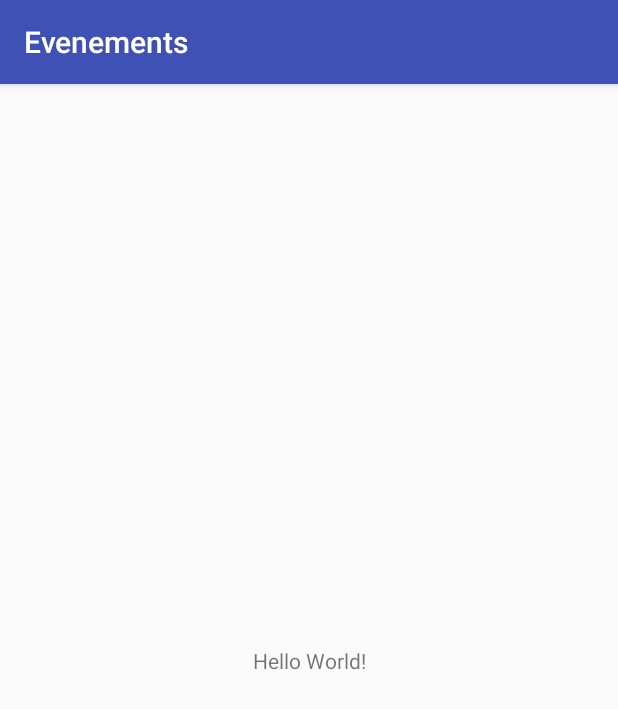
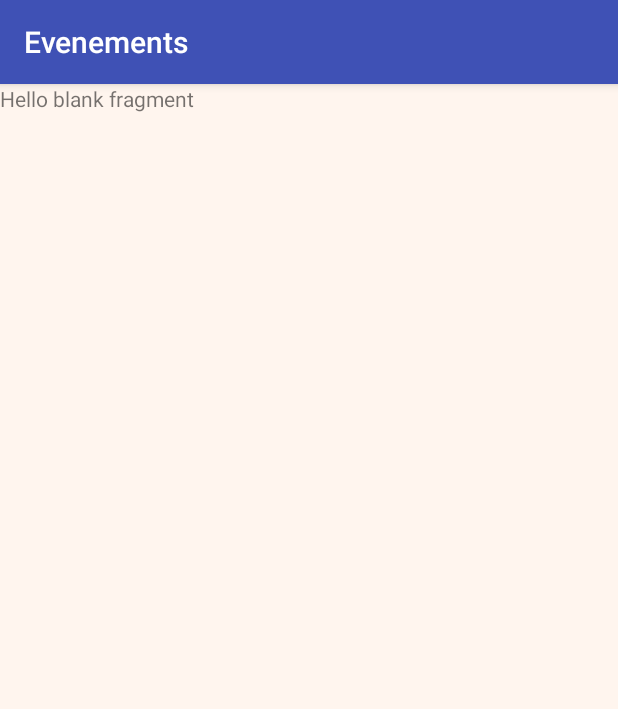
Before and after one commit to commandantmarcos/evenements, an Android app: the screen it shows after launch (MainActivity), on a phone screen of 412 x 824 dp. Shown: the top 709 px of the screen. Run offline under Robolectric (Android 15) with nearby library versions, the phone set to English and light mode, and no system bars.

Commit message:
First try using ViewPager to slide between two fragments (next step would be to add tabs)

```diff
--- a/app/build.gradle
+++ b/app/build.gradle
@@ -22,7 +22,9 @@ dependencies {
     implementation fileTree(dir: 'libs', include: ['*.jar'])
     implementation 'com.android.support:appcompat-v7:26.1.0'
     implementation 'com.android.support.constraint:constraint-layout:1.1.0'
+    implementation 'com.android.support:support-v4:26.1.0'
     testImplementation 'junit:junit:4.12'
     androidTestImplementation 'com.android.support.test:runner:1.0.2'
     androidTestImplementation 'com.android.support.test.espresso:espresso-core:3.0.2'
+    implementation 'com.android.support:recyclerview-v7:26.1.0'
 }
--- /dev/null
+++ b/app/src/main/java/com/ldnr/evenements/EvenementAdapter.java
@@ -0,0 +1,110 @@
+package com.ldnr.evenements;
+
+import android.app.ListFragment;
+import android.content.Context;
+import android.net.Uri;
+import android.os.Bundle;
+import android.support.v4.app.Fragment;
+import android.support.v4.app.FragmentManager;
+import android.support.v4.app.FragmentPagerAdapter;
+import android.util.Log;
+import android.view.LayoutInflater;
+import android.view.View;
+import android.view.ViewGroup;
+import android.widget.ArrayAdapter;
+import android.widget.ListView;
+import android.widget.TextView;
+
+
+/**
+ * A simple {@link Fragment} subclass.
+ * Activities that contain this fragment must implement the
+ * {@link EvenementAdapter.OnFragmentInteractionListener} interface
+ * to handle interaction events.
+ * Use the {@link EvenementAdapter#newInstance} factory method to
+ * create an instance of this fragment.
+ */
+public class EvenementAdapter extends FragmentPagerAdapter {
+
+    private String[] colors;
+    public EvenementAdapter(FragmentManager fragmentManager, String [] colors){
+        super(fragmentManager);
+        this.colors = colors;
+    }
+
+    @Override
+    public Fragment getItem(int position) {
+        return(EvenementFragment.newInstance(colors[position]));
+    }
+
+    @Override
+    public int getCount() {
+        return 2;
+    }
+    //  public EvenementAdapter(FragmentManager fragmentManager){
+  //      super(fragmentManager);
+  //  }
+
+  //  @Override
+  //  public Fragment getItem(int position) {
+  //      return ArrayListFragment.newInstance(position);
+  //  }
+
+  //  @Override
+  //  public int getCount() {
+  //      return 0;
+  //  }
+
+  //  public static class ArrayListFragment extends ListFragment {
+  //      int mNum;
+
+  //      /**
+  //       * Create a new instance of CountingFragment, providing "num"
+  //       * as an argument.
+  //       */
+  //      static ArrayListFragment newInstance(int num) {
+  //          ArrayListFragment f = new ArrayListFragment();
+
+  //          // Supply num input as an argument.
+  //          Bundle args = new Bundle();
+  //          args.putInt("num", num);
+  //          f.setArguments(args);
+
+  //          return f;
+  //      }
+
+  //      /**
+  //       * When creating, retrieve this instance's number from its arguments.
+  //       */
+  //      @Override
+  //      public void onCreate(Bundle savedInstanceState) {
+  //          super.onCreate(savedInstanceState);
+  //          mNum = getArguments() != null ? getArguments().getInt("num") : 1;
+  //      }
+
+  //      /**
+  //       * The Fragment's UI is just a simple text view showing its
+  //       * instance number.
+  //       */
+  //      @Override
+  //      public View onCreateView(LayoutInflater inflater, ViewGroup container,
+  //                               Bundle savedInstanceState) {
+  //          View v = inflater.inflate(R.layout., container, false);
+  //          View tv = v.findViewById(R.id.text);
+  //          ((TextView)tv).setText("Fragment #" + mNum);
+  //          return v;
+  //      }
+
+  //      @Override
+  //      public void onActivityCreated(Bundle savedInstanceState) {
+  //          super.onActivityCreated(savedInstanceState);
+  //          setListAdapter(new ArrayAdapter<String>(getActivity(),
+  //                  android.R.layout.simple_list_item_1, Cheeses.sCheeseStrings));
+  //      }
+
+  //      @Override
+  //      public void onListItemClick(ListView l, View v, int position, long id) {
+  //          Log.i("FragmentList", "Item clicked: " + id);
+  //      }
+  //  }
+}
--- /dev/null
+++ b/app/src/main/java/com/ldnr/evenements/EvenementFragment.java
@@ -0,0 +1,63 @@
+package com.ldnr.evenements;
+
+
+import android.graphics.Color;
+import android.os.Bundle;
+import android.support.v4.app.Fragment;
+import android.view.LayoutInflater;
+import android.view.View;
+import android.view.ViewGroup;
+import android.widget.FrameLayout;
+import android.widget.TextView;
+
+
+/**
+ * A simple {@link Fragment} subclass.
+ */
+public class EvenementFragment extends Fragment {
+
+    private static final String KEY_COLOR = "color";
+
+    public EvenementFragment() {
+        // Required empty public constructor
+    }
+
+    public static  EvenementFragment newInstance(String stringColor){
+
+        //Create new fragment
+        EvenementFragment frag = new EvenementFragment();
+
+        int color = Color.parseColor(stringColor);
+
+        //Create Bundle and add data
+        Bundle args = new Bundle();
+        args.putInt(KEY_COLOR, color);
+
+        frag.setArguments(args);
+
+        return frag;
+    }
+
+    @Override
+    public View onCreateView(LayoutInflater inflater, ViewGroup container,
+                             Bundle savedInstanceState) {
+
+        // Inflate the layout for this fragment
+        View view = inflater.inflate(R.layout.fragment_evenement, container, false);
+
+        // Getting Widgets drom layout
+        FrameLayout rootView = view.findViewById(R.id.rootview);
+        TextView textView = view.findViewById(R.id.textview);
+
+        // Getting data from Bundle
+        int lightColor = Color.parseColor("#FFF5EE");
+        int color = getArguments().getInt(KEY_COLOR, -1);
+
+        // Update Widgets with given data
+        rootView.setBackgroundColor(color);
+        textView.setBackgroundColor(lightColor);
+
+        return view;
+    }
+
+}
--- a/app/src/main/java/com/ldnr/evenements/MainActivity.java
+++ b/app/src/main/java/com/ldnr/evenements/MainActivity.java
@@ -1,16 +1,25 @@
 package com.ldnr.evenements;
 
+import android.support.v4.view.ViewPager;
 import android.support.v7.app.AppCompatActivity;
 import android.os.Bundle;
 
 public class MainActivity extends AppCompatActivity {
-    /* Ceci est un commentaire de test*/
-    // Ceci est un deuxieme commentaire de test
+
+    String [] colors = {"#EDD9CF","#BED4D6"};
+
     @Override
     protected void onCreate(Bundle savedInstanceState) {
         super.onCreate( savedInstanceState );
         setContentView( R.layout.activity_main );
         //
         //
+        this.configureViewPager();
+    }
+
+    private void configureViewPager(){
+        ViewPager viewPager = findViewById(R.id.activity_main_viewpager);
+
+        viewPager.setAdapter(new EvenementAdapter(getSupportFragmentManager(), colors));
     }
 }
--- /dev/null
+++ b/app/src/main/res/layout/activity_evenement.xml
@@ -0,0 +1,6 @@
+<?xml version="1.0" encoding="utf-8"?>
+<android.support.v4.view.ViewPager
+    xmlns:android="http://schemas.android.com/apk/res/android"
+    android:id="@+id/activity_viewpager"
+    android:layout_width="match_parent"
+    android:layout_height="match_parent"/>
--- a/app/src/main/res/layout/activity_main.xml
+++ b/app/src/main/res/layout/activity_main.xml
@@ -1,18 +1,6 @@
 <?xml version="1.0" encoding="utf-8"?>
-<android.support.constraint.ConstraintLayout xmlns:android="http://schemas.android.com/apk/res/android"
-    xmlns:app="http://schemas.android.com/apk/res-auto"
-    xmlns:tools="http://schemas.android.com/tools"
+<android.support.v4.view.ViewPager
+    xmlns:android="http://schemas.android.com/apk/res/android"
+    android:id="@+id/activity_main_viewpager"
     android:layout_width="match_parent"
-    android:layout_height="match_parent"
-    tools:context="com.ldnr.evenements.MainActivity">
-
-    <TextView
-        android:layout_width="wrap_content"
-        android:layout_height="wrap_content"
-        android:text="Hello World!"
-        app:layout_constraintBottom_toBottomOf="parent"
-        app:layout_constraintLeft_toLeftOf="parent"
-        app:layout_constraintRight_toRightOf="parent"
-        app:layout_constraintTop_toTopOf="parent" />
-
-</android.support.constraint.ConstraintLayout>
+    android:layout_height="match_parent"/>
--- /dev/null
+++ b/app/src/main/res/layout/fragment_evenement.xml
@@ -0,0 +1,16 @@
+<?xml version="1.0" encoding="utf-8"?>
+<FrameLayout xmlns:android="http://schemas.android.com/apk/res/android"
+    xmlns:tools="http://schemas.android.com/tools"
+    android:layout_width="match_parent"
+    android:layout_height="match_parent"
+    android:id="@+id/rootview"
+    tools:context=".EvenementFragment">
+
+    <!-- TODO: Update blank fragment layout -->
+    <TextView
+        android:id="@+id/textview"
+        android:layout_width="match_parent"
+        android:layout_height="match_parent"
+        android:text="@string/hello_blank_fragment" />
+
+</FrameLayout>
--- a/app/src/main/res/values/colors.xml
+++ b/app/src/main/res/values/colors.xml
@@ -3,4 +3,9 @@
     <color name="colorPrimary">#3F51B5</color>
     <color name="colorPrimaryDark">#303F9F</color>
     <color name="colorAccent">#FF4081</color>
+
+    <array name="colorPagesViewPager">
+        <item>#EDD9CF</item>
+        <item>#BED4D6</item>
+    </array>
 </resources>
--- a/app/src/main/res/values/strings.xml
+++ b/app/src/main/res/values/strings.xml
@@ -12,4 +12,7 @@
     <string name="detailsStagiaireLabelSession">Session :</string>
     <string name="detailsStagiaireLabelFormation">Formation :</string>
     <string name="detailsStagiaireLabelImage">Image (url) :</string>
+
+    <!-- TODO: Remove or change this placeholder text -->
+    <string name="hello_blank_fragment">Hello blank fragment</string>
 </resources>
--- a/build.gradle
+++ b/build.gradle
@@ -7,7 +7,7 @@ buildscript {
         jcenter()
     }
     dependencies {
-        classpath 'com.android.tools.build:gradle:3.0.1'
+        classpath 'com.android.tools.build:gradle:3.1.2'
 
 
         // NOTE: Do not place your application dependencies here; they belong
```
Also changed, not shown: app/src/main/java/com/ldnr/evenements/DetailsStagiaireActivity.java (+46 -46 lines), app/src/main/java/com/ldnr/evenements/Evenement.java (+66 -38 lines), app/src/main/res/layout/fragment_evenement_adapter.xml (added, +14 -0 lines), gradle/wrapper/gradle-wrapper.properties, 1 other file.
